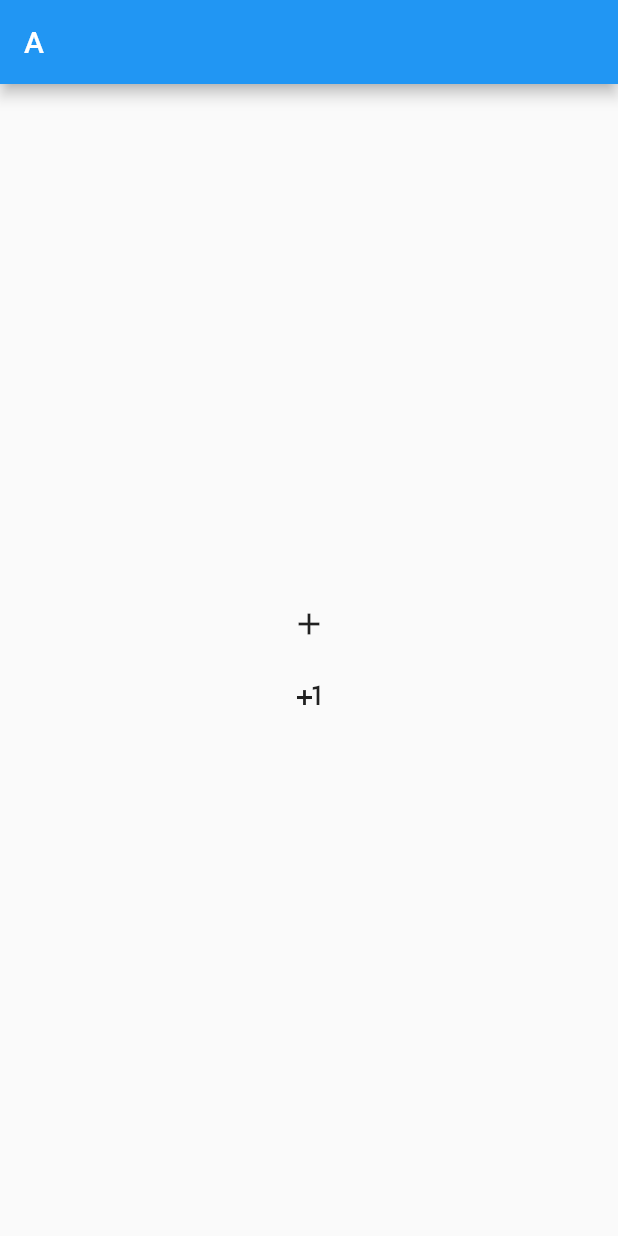
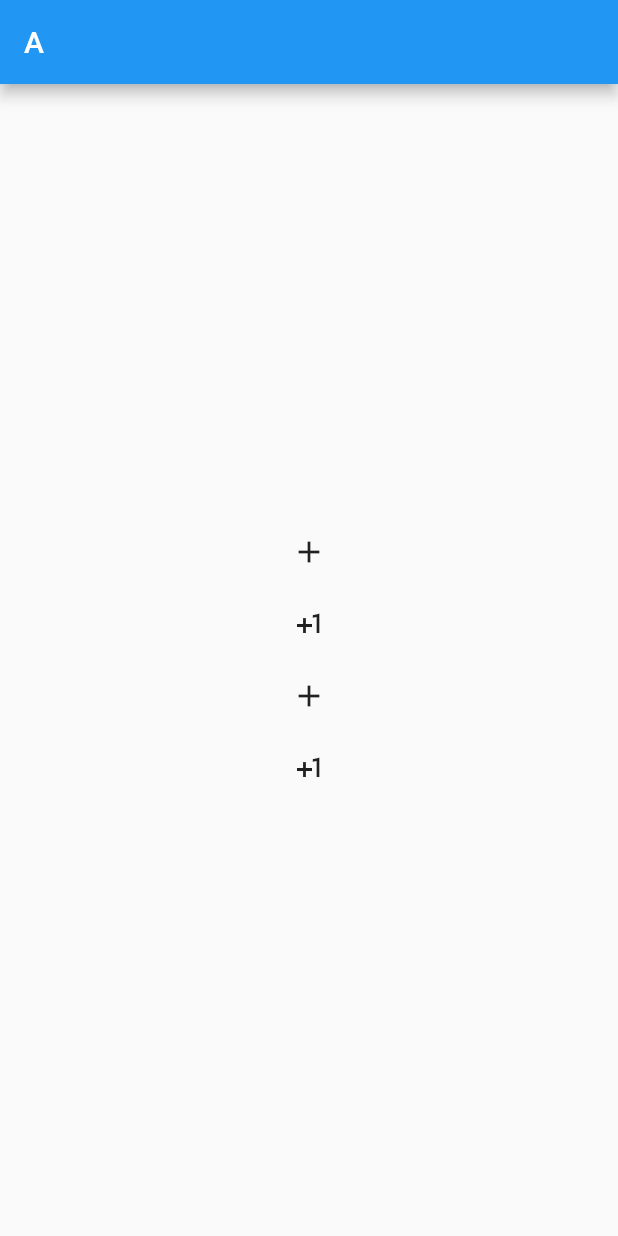
Before and after one commit to imudita/bloc_consumer_test, a Flutter app: the screen it shows after launch, after a tap on the "add" icon, on a phone screen of 412 x 824 dp. Run offline on Flutter 3.47's test engine with Material 2 defaults, Android fonts, the phone set to English and light mode, and no system bars; our stand-ins replace bloc, flutter_bloc.

Commit message:
Add global_key_widget.dart

```diff
--- /dev/null
+++ b/lib/global_key_widget.dart
@@ -0,0 +1,54 @@
+import 'package:bloc_consumer_test/bloc/simple_bloc.dart';
+import 'package:flutter/material.dart';
+import 'package:flutter_bloc/flutter_bloc.dart';
+
+class GlobalKeyWidget extends StatefulWidget {
+  final Function(String) onListenerA;
+  final Function(String) onListenerB;
+  final SimpleBloc simpleBloc;
+
+  const GlobalKeyWidget({
+    super.key,
+    required this.onListenerA,
+    required this.onListenerB,
+    required this.simpleBloc,
+  });
+
+  @override
+  State<GlobalKeyWidget> createState() => _GlobalKeyWidgetState();
+}
+
+class _GlobalKeyWidgetState extends State<GlobalKeyWidget> {
+  @override
+  Widget build(BuildContext context) {
+    return BlocConsumer(
+      bloc: widget.simpleBloc,
+      listener: (context, state) {
+        if (state is SimpleAState) {
+          widget.onListenerA('A');
+        }
+        if (state is SimpleBState) {
+          widget.onListenerB('B');
+        }
+      },
+      builder: (context, state) {
+        return Column(
+          children: [
+            IconButton(
+              icon: const Icon(Icons.add),
+              onPressed: () {
+                widget.simpleBloc.add(SimpleAEvent());
+              },
+            ),
+            IconButton(
+              icon: const Icon(Icons.plus_one),
+              onPressed: () {
+                widget.simpleBloc.add(SimpleBEvent());
+              },
+            )
+          ],
+        );
+      },
+    );
+  }
+}
--- a/lib/main.dart
+++ b/lib/main.dart
@@ -1,4 +1,5 @@
 import 'package:bloc_consumer_test/bloc/simple_bloc.dart';
+import 'package:bloc_consumer_test/global_key_widget.dart';
 import 'package:bloc_consumer_test/when_listen_widget.dart';
 import 'package:flutter/material.dart';
 
@@ -55,6 +56,19 @@ class _MyHomePageState extends State<MyHomePage> {
                 });
               },
             ),
+            GlobalKeyWidget(
+              simpleBloc: simpleBloc,
+              onListenerA: (data) {
+                setState(() {
+                  title = data;
+                });
+              },
+              onListenerB: (data) {
+                setState(() {
+                  title = data;
+                });
+              },
+            ),
           ],
         ),
       ),
```
Also changed, not shown: 1 other file.
